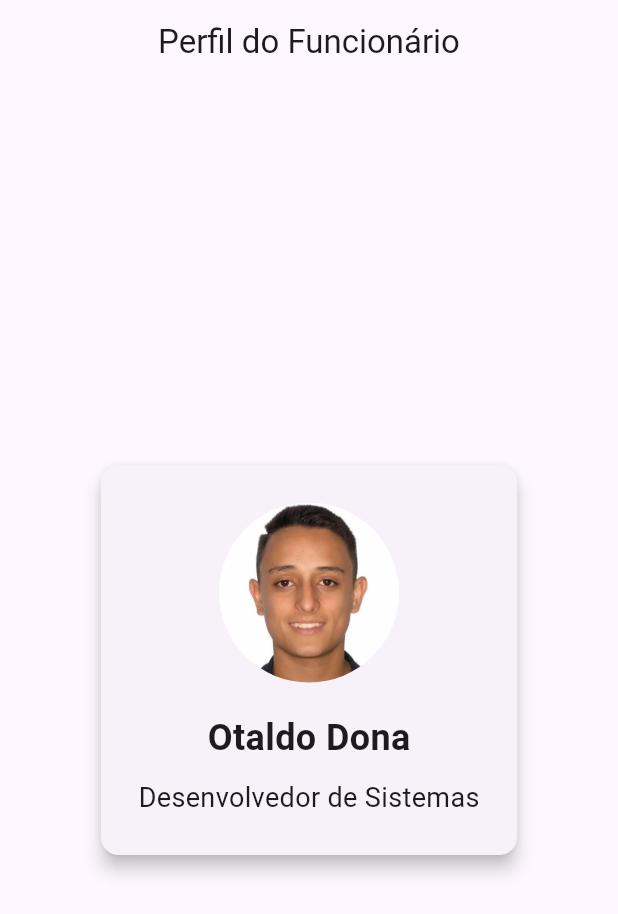
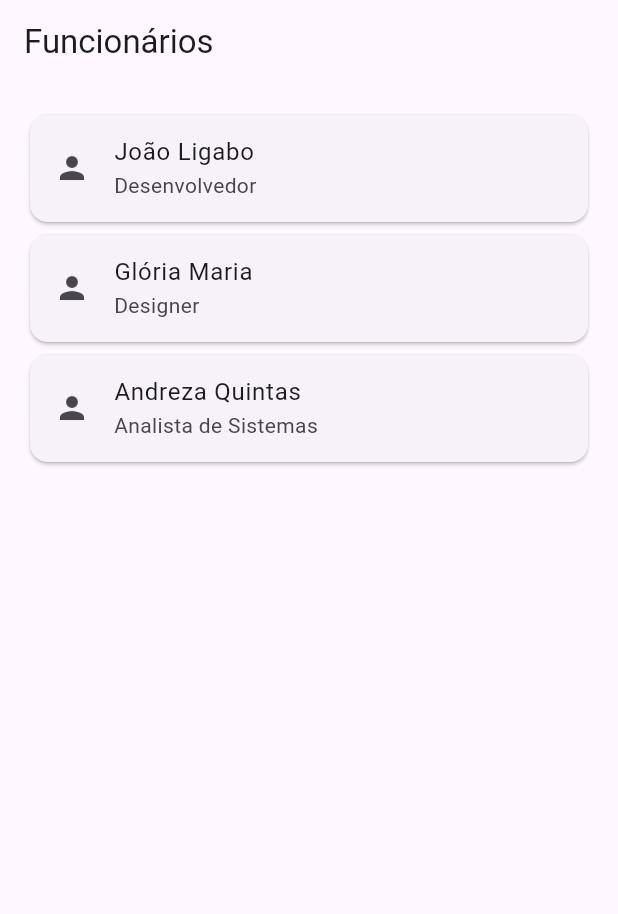
Before and after one commit to neildev7/ativ1-navegacao, a Flutter app: the screen it shows after launch, on a phone screen of 412 x 824 dp. Shown: the top 914 px of the screen. Run offline on Flutter 3.47's test engine with Material 3 defaults, Android fonts, the phone set to English and light mode, and no system bars.

Commit message:
Atividade 4

```diff
--- a/lib/main.dart
+++ b/lib/main.dart
@@ -11,67 +11,48 @@ class MeuApp extends StatelessWidget {
   Widget build(BuildContext context) {
     return MaterialApp(
       debugShowCheckedModeBanner: false,
-      title: 'Perfil do Funcionário',
-      home: const PerfilFuncionario(),
+      home: const ListaFuncionarios(),
     );
   }
 }
 
-class PerfilFuncionario extends StatelessWidget {
-  const PerfilFuncionario({super.key});
+class ListaFuncionarios extends StatelessWidget {
+  const ListaFuncionarios({super.key});
 
   @override
   Widget build(BuildContext context) {
     return Scaffold(
       appBar: AppBar(
-        title: const Text('Perfil do Funcionário'),
-        centerTitle: true,
+        title: const Text('Funcionários'),
       ),
-
-      body: Center(
-        child: Card(
-          elevation: 5,
-          margin: const EdgeInsets.all(20),
-
-          child: Padding(
-            padding: const EdgeInsets.all(25),
-
-            child: Column(
-              mainAxisSize: MainAxisSize.min,
-              children: [
-                ClipRRect(
-                  borderRadius: BorderRadius.circular(100),
-                  child: Image.asset(
-                    'assets/funcionario.jpg',
-                    width: 120,
-                    height: 120,
-                    fit: BoxFit.cover,
+      body: ListView(
+        padding: const EdgeInsets.all(16),
+        children: const [
+          Card(
+            child: ListTile(
+              leading: Icon(Icons.person),
+              title: Text('João Ligabo'),
+              subtitle: Text('Desenvolvedor'),
             ),
           ),
 
-                const SizedBox(height: 20),
-
-                const Text(
-                  'Otaldo Dona',
-                  style: TextStyle(
-                    fontSize: 24,
-                    fontWeight: FontWeight.bold,
+          Card(
+            child: ListTile(
+              leading: Icon(Icons.person),
+              title: Text('Glória Maria'),
+              subtitle: Text('Designer'),
             ),
           ),
 
-                const SizedBox(height: 10),
-
-                const Text(
-                  'Desenvolvedor de Sistemas',
-                  style: TextStyle(
-                    fontSize: 18,
+          Card(
+            child: ListTile(
+              leading: Icon(Icons.person),
+              title: Text('Andreza Quintas'),
+              subtitle: Text('Analista de Sistemas'),
             ),
           ),
         ],
       ),
-          ),
-        ),
-      ),
     );
   }
 }
```
Lines whose indentation alone changed are shown as unchanged.
